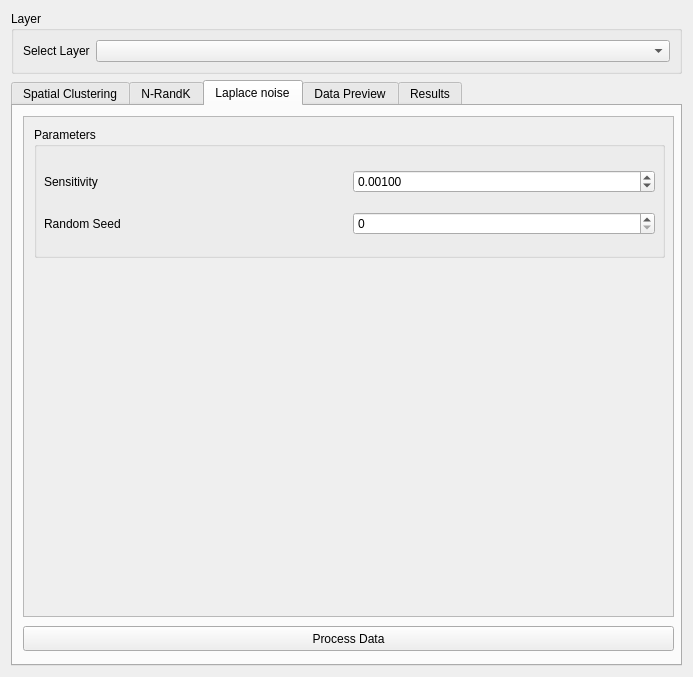
Old version of the form ui/geoprivacy_dialog_base.ui in the repository Diuke/GeoPriv.
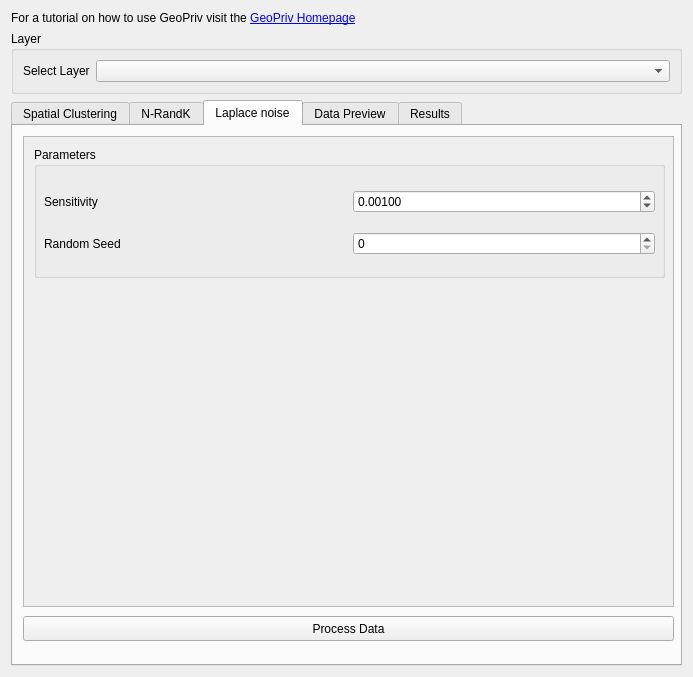
New version of the form. The open tabs and pages were chosen to show the change. Icons and pictures are not drawn. Custom widgets are drawn as their Qt base class.

```diff
--- a/ui/geoprivacy_dialog_base.ui
+++ b/ui/geoprivacy_dialog_base.ui
@@ -24,6 +24,16 @@
     <normaloff>../icon.png</normaloff>../icon.png</iconset>
   </property>
   <layout class="QVBoxLayout" name="verticalLayout">
+   <item>
+    <widget class="QLabel" name="label">
+     <property name="text">
+      <string>&lt;html&gt;&lt;head/&gt;&lt;body&gt;&lt;p&gt;For a tutorial on how to use GeoPriv visit the &lt;a href=&quot;https://diuke.github.io/&quot;&gt;&lt;span style=&quot; text-decoration: underline; color:#0000ff;&quot;&gt;GeoPriv Homepage&lt;/span&gt;&lt;/a&gt;&lt;/p&gt;&lt;/body&gt;&lt;/html&gt;</string>
+     </property>
+     <property name="openExternalLinks">
+      <bool>true</bool>
+     </property>
+    </widget>
+   </item>
    <item>
     <widget class="QGroupBox" name="groupBox">
      <property name="sizePolicy">
@@ -505,7 +515,7 @@
          <x>10</x>
          <y>10</y>
          <width>651</width>
-         <height>501</height>
+         <height>471</height>
         </rect>
        </property>
        <property name="widgetResizable">
@@ -517,7 +527,7 @@
           <x>0</x>
           <y>0</y>
           <width>649</width>
-          <height>499</height>
+          <height>469</height>
          </rect>
         </property>
         <widget class="QGroupBox" name="groupBox_7">
@@ -581,7 +591,7 @@
        <property name="geometry">
         <rect>
          <x>10</x>
-         <y>520</y>
+         <y>490</y>
          <width>651</width>
          <height>25</height>
         </rect>
```
Left out of the diff: 6 changed lines with no effect on the pictures.
